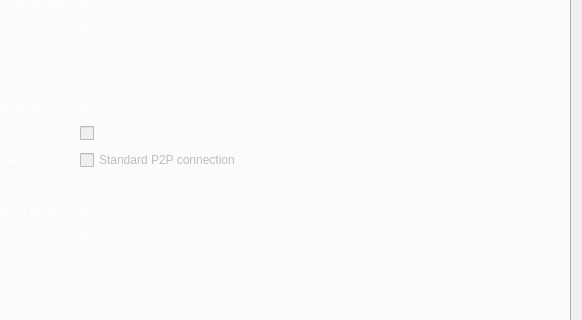
This is src/qt/forms/rpcconsole.ui in stubma/xbcwalletsource as Qt 5 draws it before an edit; both pictures show x 92 to 674 and y 124 to 444 of the 674 by 611 pixel window. The edited form follows.
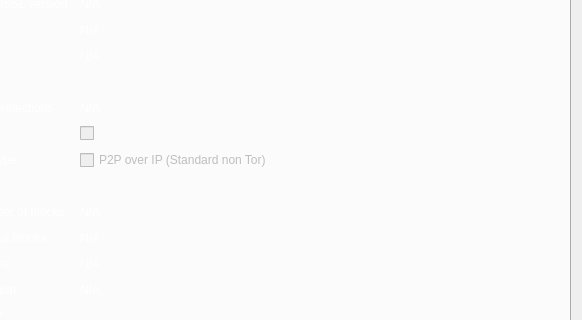
This is the edited form. Icons and pictures are not drawn.

Commit message: UI related Tor settings

The edit to the form file:
```diff
--- a/src/qt/forms/rpcconsole.ui
+++ b/src/qt/forms/rpcconsole.ui
@@ -688,7 +688,7 @@
           <bool>false</bool>
          </property>
          <property name="text">
-          <string>Standard P2P connection</string>
+          <string>P2P over IP (Standard non Tor)</string>
          </property>
         </widget>
        </item>
```
The commit also changes 7 other files.
